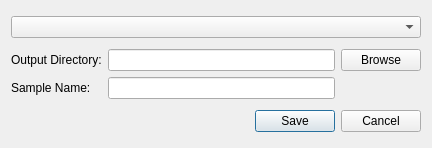
Qt form mantidimaging/gui/ui/nexus_save_dialog.ui (mantidproject/mantidimaging) before a commit.
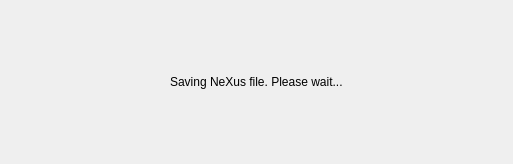
The same form after that commit. The open tabs and pages were chosen to show the change.

Commit message: tabbed widget

Diff of the .ui file:
```diff
--- a/mantidimaging/gui/ui/nexus_save_dialog.ui
+++ b/mantidimaging/gui/ui/nexus_save_dialog.ui
@@ -6,8 +6,8 @@
    <rect>
     <x>0</x>
     <y>0</y>
-    <width>432</width>
-    <height>148</height>
+    <width>513</width>
+    <height>164</height>
    </rect>
   </property>
   <property name="windowTitle">
@@ -15,44 +15,49 @@
   </property>
   <layout class="QVBoxLayout" name="verticalLayout">
    <item>
-    <widget class="QComboBox" name="datasetNames"/>
-   </item>
-   <item>
-    <layout class="QGridLayout" name="gridLayout">
-     <item row="0" column="1">
-      <widget class="QLineEdit" name="savePath">
-       <property name="text">
-        <string/>
-       </property>
-      </widget>
-     </item>
+    <widget class="QStackedWidget" name="stackedWidget">
+     <property name="currentIndex">
+      <number>0</number>
+     </property>
+     <widget class="QWidget" name="page_3">
+      <layout class="QGridLayout" name="gridLayout_2">
      <item row="0" column="0">
+        <layout class="QGridLayout" name="gridLayout">
+         <item row="1" column="0">
       <widget class="QLabel" name="label_2">
        <property name="text">
         <string>Output Directory:</string>
        </property>
       </widget>
      </item>
-     <item row="0" column="2">
+         <item row="1" column="1">
+          <widget class="QLineEdit" name="savePath">
+           <property name="text">
+            <string/>
+           </property>
+          </widget>
+         </item>
+         <item row="1" column="2">
       <widget class="QPushButton" name="browseButton">
        <property name="text">
         <string>Browse</string>
        </property>
       </widget>
      </item>
-     <item row="1" column="0">
+         <item row="2" column="0">
       <widget class="QLabel" name="sampleNameLabel">
        <property name="text">
         <string>Sample Name:</string>
        </property>
       </widget>
      </item>
-     <item row="1" column="1">
+         <item row="2" column="1">
       <widget class="QLineEdit" name="sampleNameLineEdit"/>
      </item>
-    </layout>
-   </item>
-   <item>
+         <item row="0" column="0" colspan="3">
+          <widget class="QComboBox" name="datasetNames"/>
+         </item>
+         <item row="3" column="0" colspan="3">
     <widget class="QDialogButtonBox" name="buttonBox">
      <property name="orientation">
       <enum>Qt::Horizontal</enum>
@@ -60,6 +65,53 @@
      <property name="standardButtons">
       <set>QDialogButtonBox::Cancel|QDialogButtonBox::Save</set>
      </property>
+          </widget>
+         </item>
+        </layout>
+       </item>
+      </layout>
+     </widget>
+     <widget class="QWidget" name="page_4">
+      <layout class="QVBoxLayout" name="verticalLayout_2">
+       <item>
+        <layout class="QHBoxLayout" name="horizontalLayout">
+         <item>
+          <spacer name="horizontalSpacer">
+           <property name="orientation">
+            <enum>Qt::Horizontal</enum>
+           </property>
+           <property name="sizeHint" stdset="0">
+            <size>
+             <width>40</width>
+             <height>20</height>
+            </size>
+           </property>
+          </spacer>
+         </item>
+         <item>
+          <widget class="QLabel" name="label">
+           <property name="text">
+            <string>Saving NeXus file. Please wait...</string>
+           </property>
+          </widget>
+         </item>
+         <item>
+          <spacer name="horizontalSpacer_2">
+           <property name="orientation">
+            <enum>Qt::Horizontal</enum>
+           </property>
+           <property name="sizeHint" stdset="0">
+            <size>
+             <width>40</width>
+             <height>20</height>
+            </size>
+           </property>
+          </spacer>
+         </item>
+        </layout>
+       </item>
+      </layout>
+     </widget>
     </widget>
    </item>
   </layout>
```
Lines whose indentation alone changed are shown as unchanged.
